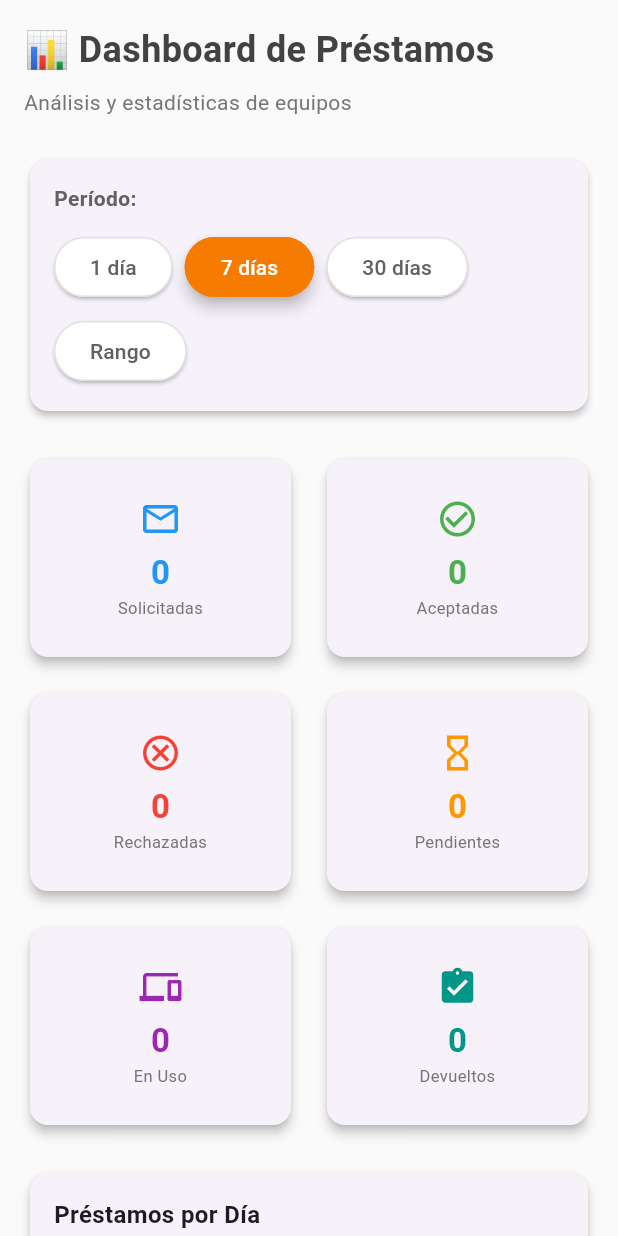
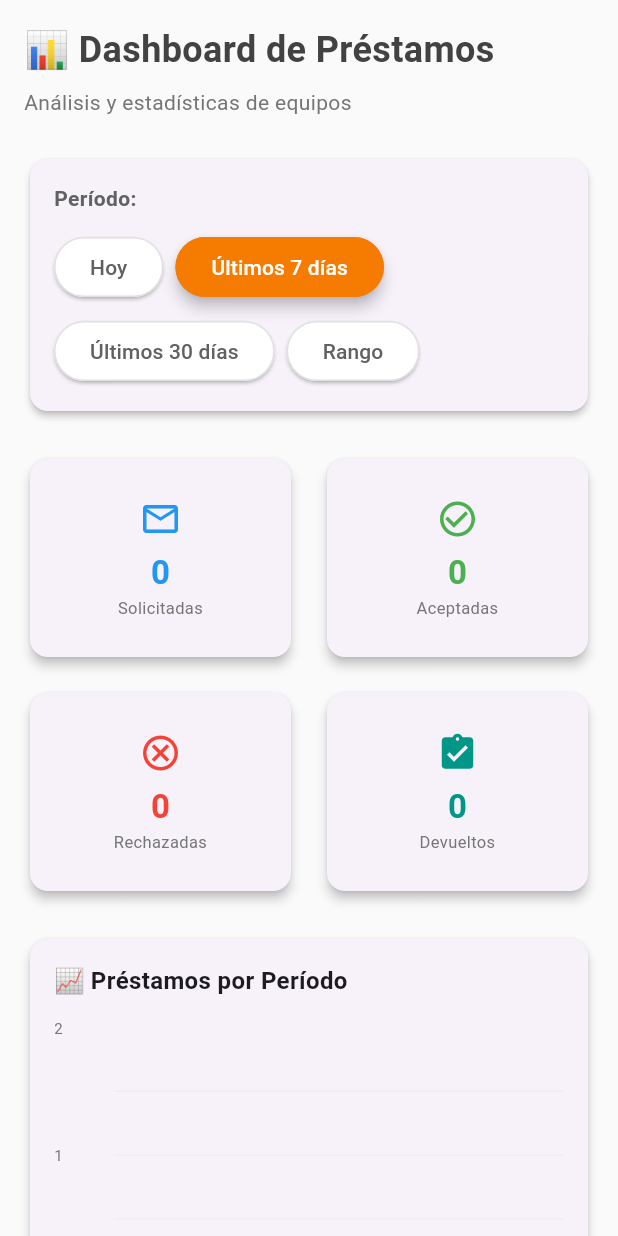
Before and after one commit to Kenss12345/app_comu, a Flutter app: the DashboardScreen screen opened directly, on a phone screen of 412 x 824 dp. Run offline on Flutter 3.47's test engine with Material 3 defaults, Android fonts, the phone set to English and light mode, and no system bars; drawn by our look-alikes of fl_chart; our stand-ins replace cloud_firestore, firebase_auth, firebase_core, firebase_storage, google_maps_flutter, google_sign_in and 1 more; missing offline and left inert: dart:html, excel; accounts and stored records are empty.

Commit message:
feat: actualizar dashboard, solicitudes y estadisticas
- Mejoras en DashboardScreen
- Actualizacion en SolicitudEquiposScreen
- Actualizacion en UsuariosConEquiposScreen
- Actualizacion en EstadisticasService
- Excluir carpeta generar_manual del repositorio (.gitignore)

Made-with: Cursor

```diff
--- a/lib/screens/dashboard_screen.dart
+++ b/lib/screens/dashboard_screen.dart
@@ -22,12 +22,13 @@ class _DashboardScreenState extends State<DashboardScreen> {
 
   // Datos cargados
   bool _cargando = true;
-  Map<String, int> _estadisticasSolicitudes = {};
-  int _equiposPrestados = 0;
+  int _solicitadas = 0;
+  int _aceptadas = 0;
+  int _rechazadas = 0;
+  int _devueltos = 0;
   Map<String, int> _equiposMasSolicitados = {};
   Map<String, int> _asignaturas = {};
   Map<String, int> _prestamosPorDia = {};
-  int _equiposDevueltos = 0;
 
   @override
   void initState() {
@@ -37,37 +38,23 @@ class _DashboardScreenState extends State<DashboardScreen> {
 
   Future<void> _cargarDatos() async {
     setState(() => _cargando = true);
-
     try {
-      // Obtener solicitudes en el rango
-      final solicitudes = await _estadisticasService.obtenerSolicitudesRango(
-        _fechaInicio,
-        _fechaFin,
-      );
-
-      // Calcular estadísticas
-      final estadisticas =
-          _estadisticasService.calcularEstadisticasSolicitudes(solicitudes);
-      final equiposSolicitados =
-          await _estadisticasService.obtenerEquiposMasSolicitados(solicitudes);
-      final asignaturas =
-          _estadisticasService.obtenerEstadisticasPorAsignatura(solicitudes);
-      final prestamosDia =
-          _estadisticasService.obtenerPrestamosPorDia(solicitudes);
-      final equiposPrestados =
-          await _estadisticasService.contarEquiposPrestados();
-      final equiposDevueltos = await _estadisticasService.contarEquiposDevueltos(
+      final resultado = await _estadisticasService.obtenerEstadisticasPorRango(
         _fechaInicio,
         _fechaFin,
       );
 
       setState(() {
-        _estadisticasSolicitudes = estadisticas;
-        _equiposMasSolicitados = equiposSolicitados;
-        _asignaturas = asignaturas;
-        _prestamosPorDia = prestamosDia;
-        _equiposPrestados = equiposPrestados;
-        _equiposDevueltos = equiposDevueltos;
+        _solicitadas = resultado['solicitadas'] as int;
+        _aceptadas = resultado['aceptadas'] as int;
+        _rechazadas = resultado['rechazadas'] as int;
+        _devueltos = resultado['devueltos'] as int;
+        _equiposMasSolicitados =
+            Map<String, int>.from(resultado['top5Equipos'] as Map);
+        _asignaturas =
+            Map<String, int>.from(resultado['asignaturas'] as Map);
+        _prestamosPorDia =
+            Map<String, int>.from(resultado['prestamosPorDia'] as Map);
         _cargando = false;
       });
     } catch (e) {
@@ -86,7 +73,6 @@ class _DashboardScreenState extends State<DashboardScreen> {
   void _cambiarFiltro(String filtro) {
     setState(() {
       _filtroSeleccionado = filtro;
-
       switch (filtro) {
         case '1':
           _fechaInicio = DateTime.now().subtract(const Duration(days: 1));
@@ -102,7 +88,6 @@ class _DashboardScreenState extends State<DashboardScreen> {
           break;
       }
     });
-
     if (filtro != 'custom') {
       _cargarDatos();
     }
@@ -226,7 +211,7 @@ class _DashboardScreenState extends State<DashboardScreen> {
                       _buildFiltrosTemporales(isMobile),
                       const SizedBox(height: 24),
 
-                      // Tarjetas de estadísticas
+                      // Tarjetas de estadísticas (sin "En Uso")
                       _buildTarjetasEstadisticas(isMobile, isTablet),
                       const SizedBox(height: 24),
 
@@ -337,9 +322,9 @@ class _DashboardScreenState extends State<DashboardScreen> {
 
   List<Widget> _buildBotonesFiltro() {
     return [
-      _buildBotonFiltro('1 día', '1'),
-      _buildBotonFiltro('7 días', '7'),
-      _buildBotonFiltro('30 días', '30'),
+      _buildBotonFiltro('Hoy', '1'),
+      _buildBotonFiltro('Últimos 7 días', '7'),
+      _buildBotonFiltro('Últimos 30 días', '30'),
       _buildBotonFiltro('Rango', 'custom'),
     ];
   }
@@ -355,11 +340,15 @@ class _DashboardScreenState extends State<DashboardScreen> {
         }
       },
       style: ElevatedButton.styleFrom(
-        backgroundColor: seleccionado ? Colors.orange.shade700 : Colors.white,
-        foregroundColor: seleccionado ? Colors.white : Colors.grey.shade700,
+        backgroundColor:
+            seleccionado ? Colors.orange.shade700 : Colors.white,
+        foregroundColor:
+            seleccionado ? Colors.white : Colors.grey.shade700,
         elevation: seleccionado ? 4 : 1,
         side: BorderSide(
-          color: seleccionado ? Colors.orange.shade700 : Colors.grey.shade300,
+          color: seleccionado
+              ? Colors.orange.shade700
+              : Colors.grey.shade300,
         ),
       ),
       child: Text(label),
@@ -367,7 +356,7 @@ class _DashboardScreenState extends State<DashboardScreen> {
   }
 
   Widget _buildTarjetasEstadisticas(bool isMobile, bool isTablet) {
-    final crossAxisCount = isMobile ? 2 : (isTablet ? 3 : 6);
+    final crossAxisCount = isMobile ? 2 : (isTablet ? 2 : 4);
 
     return GridView.count(
       crossAxisCount: crossAxisCount,
@@ -379,37 +368,25 @@ class _DashboardScreenState extends State<DashboardScreen> {
       children: [
         _buildTarjetaEstadistica(
           'Solicitadas',
-          _estadisticasSolicitudes['total']?.toString() ?? '0',
+          _solicitadas.toString(),
           Icons.mail_outline,
           Colors.blue,
         ),
         _buildTarjetaEstadistica(
           'Aceptadas',
-          _estadisticasSolicitudes['aceptadas']?.toString() ?? '0',
+          _aceptadas.toString(),
           Icons.check_circle_outline,
           Colors.green,
         ),
         _buildTarjetaEstadistica(
           'Rechazadas',
-          _estadisticasSolicitudes['rechazadas']?.toString() ?? '0',
+          _rechazadas.toString(),
           Icons.cancel_outlined,
           Colors.red,
         ),
         _buildTarjetaEstadistica(
-          'Pendientes',
-          _estadisticasSolicitudes['pendientes']?.toString() ?? '0',
-          Icons.hourglass_empty,
-          Colors.orange,
-        ),
-        _buildTarjetaEstadistica(
-          'En Uso',
-          _equiposPrestados.toString(),
-          Icons.devices,
-          Colors.purple,
-        ),
-        _buildTarjetaEstadistica(
           'Devueltos',
-          _equiposDevueltos.toString(),
+          _devueltos.toString(),
           Icons.assignment_turned_in,
           Colors.teal,
         ),
@@ -460,13 +437,20 @@ class _DashboardScreenState extends State<DashboardScreen> {
 
   Widget _buildGraficoLineas(bool isMobile) {
     if (_prestamosPorDia.isEmpty) {
-      return _buildGraficoVacio('Préstamos por Día', isMobile);
+      return _buildGraficoVacio('Préstamos por Período', isMobile);
     }
 
     final entries = _prestamosPorDia.entries.toList();
     final maxY = entries.isEmpty
         ? 10.0
-        : entries.map((e) => e.value).reduce((a, b) => a > b ? a : b).toDouble();
+        : entries
+            .map((e) => e.value)
+            .reduce((a, b) => a > b ? a : b)
+            .toDouble();
+
+    // Muestra hasta 10 etiquetas en el eje X para no saturar
+    final totalEntries = entries.length;
+    final labelStep = (totalEntries / 10).ceil().clamp(1, totalEntries);
 
     return Card(
       elevation: 3,
@@ -476,7 +460,7 @@ class _DashboardScreenState extends State<DashboardScreen> {
           crossAxisAlignment: CrossAxisAlignment.start,
           children: [
             Text(
-              '📈 Préstamos por Día',
+              '📈 Préstamos por Período',
               style: TextStyle(
                 fontSize: isMobile ? 16 : 18,
                 fontWeight: FontWeight.bold,
@@ -490,36 +474,36 @@ class _DashboardScreenState extends State<DashboardScreen> {
                   gridData: FlGridData(
                     show: true,
                     drawVerticalLine: false,
-                    getDrawingHorizontalLine: (value) {
-                      return FlLine(
+                    getDrawingHorizontalLine: (value) => FlLine(
                       color: Colors.grey.shade200,
                       strokeWidth: 1,
-                      );
-                    },
+                    ),
                   ),
                   titlesData: FlTitlesData(
                     leftTitles: AxisTitles(
                       sideTitles: SideTitles(
                         showTitles: true,
                         reservedSize: 40,
-                        getTitlesWidget: (value, meta) {
-                          return Text(
+                        interval: 1,
+                        getTitlesWidget: (value, meta) => Text(
                           value.toInt().toString(),
                           style: TextStyle(
                             fontSize: isMobile ? 10 : 12,
                             color: Colors.grey.shade600,
                           ),
-                          );
-                        },
+                        ),
                       ),
                     ),
                     bottomTitles: AxisTitles(
                       sideTitles: SideTitles(
                         showTitles: true,
                         reservedSize: 30,
+                        interval: 1,
                         getTitlesWidget: (value, meta) {
                           final index = value.toInt();
-                          if (index >= 0 && index < entries.length) {
+                          if (index >= 0 &&
+                              index < entries.length &&
+                              index % labelStep == 0) {
                             return Padding(
                               padding: const EdgeInsets.only(top: 8),
                               child: Text(
@@ -578,13 +562,16 @@ class _DashboardScreenState extends State<DashboardScreen> {
 
   Widget _buildGraficoBarras(bool isMobile) {
     if (_equiposMasSolicitados.isEmpty) {
-      return _buildGraficoVacio('Equipos Más Solicitados', isMobile);
+      return _buildGraficoVacio('Top 5 Equipos Más Solicitados', isMobile);
     }
 
     final entries = _equiposMasSolicitados.entries.take(5).toList();
     final maxY = entries.isEmpty
         ? 10.0
-        : entries.map((e) => e.value).reduce((a, b) => a > b ? a : b).toDouble();
+        : entries
+            .map((e) => e.value)
+            .reduce((a, b) => a > b ? a : b)
+            .toDouble();
 
     return Card(
       elevation: 3,
@@ -609,33 +596,31 @@ class _DashboardScreenState extends State<DashboardScreen> {
                   gridData: FlGridData(
                     show: true,
                     drawVerticalLine: false,
-                    getDrawingHorizontalLine: (value) {
-                      return FlLine(
+                    getDrawingHorizontalLine: (value) => FlLine(
                       color: Colors.grey.shade200,
                       strokeWidth: 1,
-                      );
-                    },
+                    ),
                   ),
                   titlesData: FlTitlesData(
                     leftTitles: AxisTitles(
                       sideTitles: SideTitles(
                         showTitles: true,
                         reservedSize: 40,
-                        getTitlesWidget: (value, meta) {
-                          return Text(
+                        interval: 1,
+                        getTitlesWidget: (value, meta) => Text(
                           value.toInt().toString(),
                           style: TextStyle(
                             fontSize: isMobile ? 10 : 12,
                             color: Colors.grey.shade600,
                           ),
-                          );
-                        },
+                        ),
                       ),
                     ),
                     bottomTitles: AxisTitles(
                       sideTitles: SideTitles(
                         showTitles: true,
                         reservedSize: 60,
+                        interval: 1,
                         getTitlesWidget: (value, meta) {
                           final index = value.toInt();
                           if (index >= 0 && index < entries.length) {
@@ -744,7 +729,8 @@ class _DashboardScreenState extends State<DashboardScreen> {
                             .map((entry) {
                           final index = entry.key;
                           final asignatura = entry.value;
-                          final porcentaje = (asignatura.value / total) * 100;
+                          final porcentaje =
+                              (asignatura.value / total) * 100;
                           return PieChartSectionData(
                             color: colores[index % colores.length],
                             value: asignatura.value.toDouble(),
--- a/lib/screens/solicitud_equipos_screen.dart
+++ b/lib/screens/solicitud_equipos_screen.dart
@@ -5,6 +5,7 @@ import 'package:firebase_auth/firebase_auth.dart';
 import 'package:app_comu/utils/carrito_equipos.dart';
 import 'package:intl/intl.dart';
 import 'package:app_comu/utils/temporizador_reserva.dart';
+import '../services/estadisticas_service.dart';
 
 List<Map<String, dynamic>> equiposSeleccionados = CarritoEquipos().equipos;
 
@@ -336,6 +337,11 @@ class _SolicitudEquiposScreenState extends State<SolicitudEquiposScreen> {
           'equipos': equipos,
           'dias_prestamo': diasPrestamo,
         });
+
+        // Registra la solicitud en el contador diario del dashboard
+        await EstadisticasService().incrementarEstadisticasDia(
+          accion: 'solicitada',
+        );
 
         for (final equipo in equipos) {
           await FirebaseFirestore.instance
```
Also changed, not shown: lib/screens/usuarios_con_equipos_screen.dart (+23 -1 lines), lib/services/estadisticas_service.dart (+155 -168 lines), 2 other files. Lines whose indentation alone changed are shown as unchanged.
